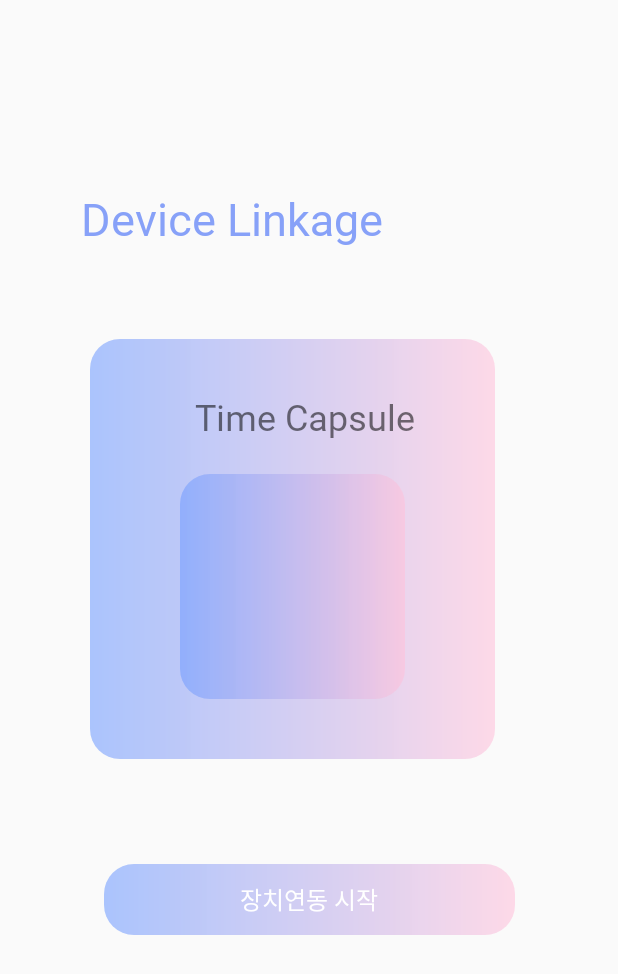
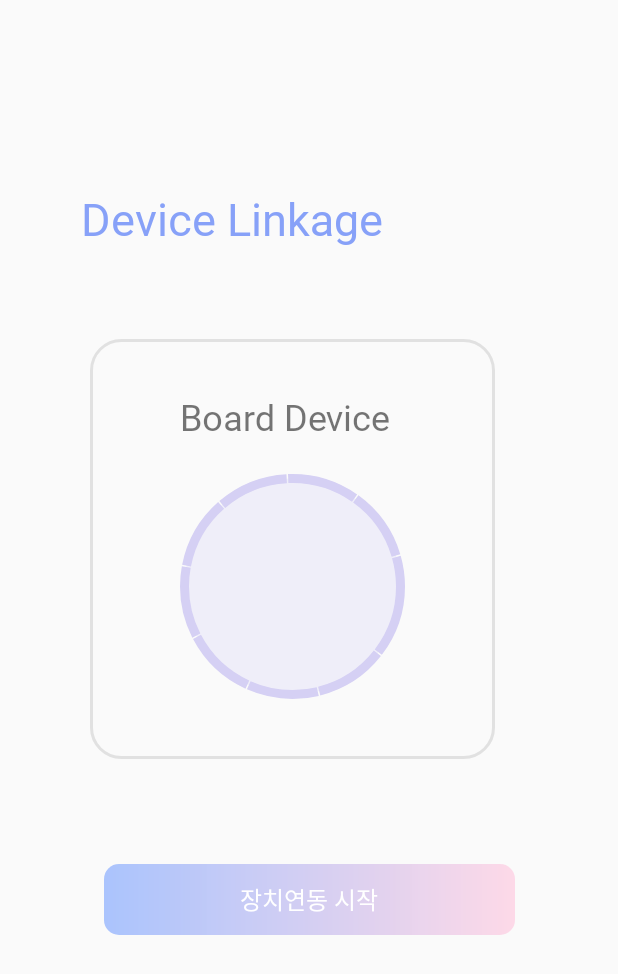
Before and after one commit to gusanans218/CUMB_Android, an Android app: the LinkageActivity screen opened directly, with no data from a screen before it, on a phone screen of 412 x 824 dp. Shown: the top 974 px of the screen. Run offline under Robolectric (Android 15) with nearby library versions, the phone set to English and light mode, and no system bars; our stand-ins replace data binding.

Commit message:
linkage화면 완성

```diff
--- /dev/null
+++ b/app/src/main/res/drawable/board_device.xml
@@ -0,0 +1,14 @@
+<?xml version="1.0" encoding="utf-8"?>
+<shape xmlns:android="http://schemas.android.com/apk/res/android"
+    android:shape="rectangle">
+
+    <stroke
+        android:width="2dp"
+        android:color="#1A000000" />
+    <corners
+        android:bottomLeftRadius="20dp"
+        android:bottomRightRadius="20dp"
+        android:topLeftRadius="20dp"
+        android:topRightRadius="20dp" />
+
+</shape>
--- /dev/null
+++ b/app/src/main/res/drawable/board_device_circle.xml
@@ -0,0 +1,16 @@
+<?xml version="1.0" encoding="utf-8"?>
+<shape xmlns:android="http://schemas.android.com/apk/res/android"
+    android:shape="oval">
+    <solid android:color="#4FD4D0F5" />
+    <stroke
+        android:width="6dp"
+        android:color="#D5D0F4"
+        android:dashGap="1dp"
+        android:dashWidth="47dp" />
+
+    <padding
+        android:bottom="9dp"
+        android:left="9dp"
+        android:right="9dp"
+        android:top="9dp" />
+</shape>
--- a/app/src/main/res/drawable/gradient.xml
+++ b/app/src/main/res/drawable/gradient.xml
@@ -7,10 +7,10 @@
         android:startColor="#96739EFF"
         android:endColor="#94FFC1DA"/>
     <corners
-        android:bottomLeftRadius="20dp"
-        android:bottomRightRadius="20dp"
-        android:topLeftRadius="20dp"
-        android:topRightRadius="20dp" />
+        android:bottomLeftRadius="10dp"
+        android:bottomRightRadius="10dp"
+        android:topLeftRadius="10dp"
+        android:topRightRadius="10dp" />
 
     <!--    android:angle="0"-->
     <!-- angle 0 으로 맞추면 가로 90 은 세로-->
--- a/app/src/main/res/layout/activity_linkage.xml
+++ b/app/src/main/res/layout/activity_linkage.xml
@@ -41,23 +41,23 @@
                 android:id="@+id/device_background"
                 android:layout_width="270dp"
                 android:layout_height="280dp"
-                android:background="@drawable/gradient"
+                android:background="@drawable/board_device"
                 android:layout_marginTop="60dp"
                 android:layout_marginStart="60dp"/>
 
             <TextView
                 android:layout_width="wrap_content"
                 android:layout_height="wrap_content"
-                android:text="Time Capsule"
+                android:text="Board Device"
                 android:fontFamily="@font/paybooc_light"
                 android:textSize="24dp"
-                android:layout_marginStart="130dp"
+                android:layout_marginStart="120dp"
                 android:layout_marginTop="95dp"/>
 
             <androidx.constraintlayout.utils.widget.ImageFilterView
                 android:layout_width="150dp"
                 android:layout_height="150dp"
-                android:background="@drawable/gradient"
+                android:background="@drawable/board_device_circle"
                 android:layout_marginStart="120dp"
                 android:layout_marginTop="150dp"/>
 
```
